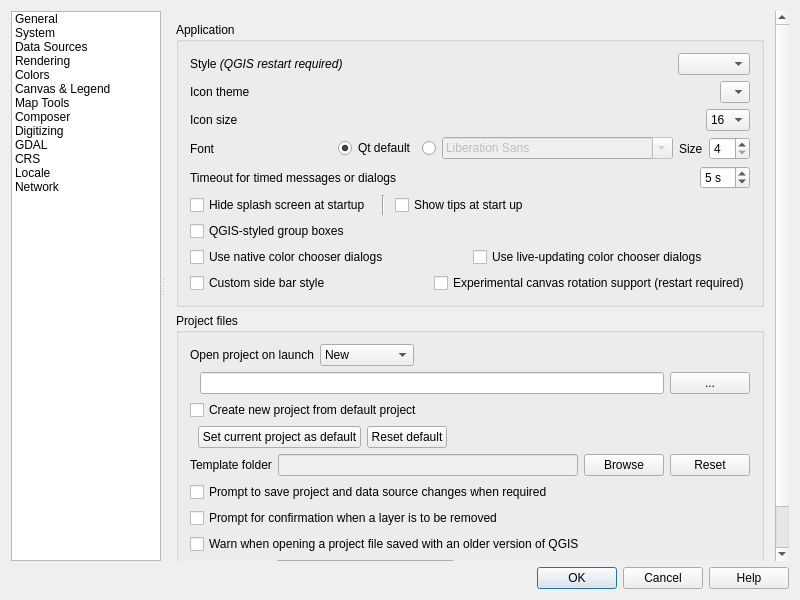
Qt form src/ui/qgsoptionsbase.ui (qgis/QGIS) before a commit.
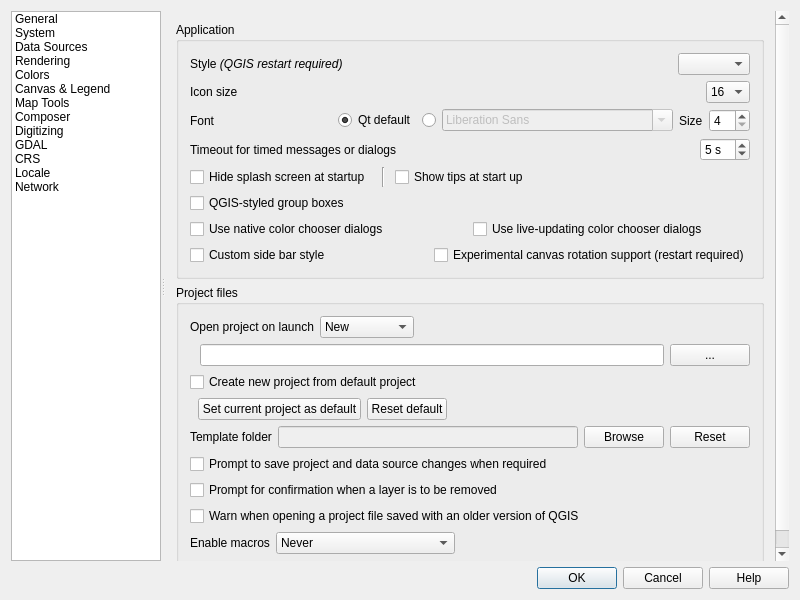
The same form after that commit. Icons and pictures are not drawn. Custom widgets are drawn as their Qt base class.

Commit message: Remove option to set icon themes

Diff of the .ui file:
```diff
--- a/src/ui/qgsoptionsbase.ui
+++ b/src/ui/qgsoptionsbase.ui
@@ -311,7 +311,7 @@
                 <x>0</x>
                 <y>0</y>
                 <width>635</width>
-                <height>670</height>
+                <height>635</height>
                </rect>
               </property>
               <layout class="QVBoxLayout" name="verticalLayout_28">
@@ -351,48 +351,6 @@
                     </item>
                    </layout>
                   </item>
-                  <item>
-                   <layout class="QHBoxLayout" name="horizontalLayout_3">
-                    <item>
-                     <widget class="QLabel" name="textLabel1_4">
-                      <property name="sizePolicy">
-                       <sizepolicy hsizetype="Fixed" vsizetype="Fixed">
-                        <horstretch>0</horstretch>
-                        <verstretch>0</verstretch>
-                       </sizepolicy>
-                      </property>
-                      <property name="text">
-                       <string>Icon theme</string>
-                      </property>
-                     </widget>
-                    </item>
-                    <item>
-                     <spacer name="horizontalSpacer_2">
-                      <property name="orientation">
-                       <enum>Qt::Horizontal</enum>
-                      </property>
-                      <property name="sizeHint" stdset="0">
-                       <size>
-                        <width>40</width>
-                        <height>20</height>
-                       </size>
-                      </property>
-                     </spacer>
-                    </item>
-                    <item>
-                     <widget class="QComboBox" name="cmbTheme">
-                      <property name="duplicatesEnabled">
-                       <bool>false</bool>
-                      </property>
-                      <item>
-                       <property name="text">
-                        <string/>
-                       </property>
-                      </item>
-                     </widget>
-                    </item>
-                   </layout>
-                  </item>
                   <item>
                    <layout class="QHBoxLayout" name="horizontalLayout_7">
                     <item>
```
Left out of the diff: 1 changed line with no effect on the pictures. The commit also changes 3 other files.
